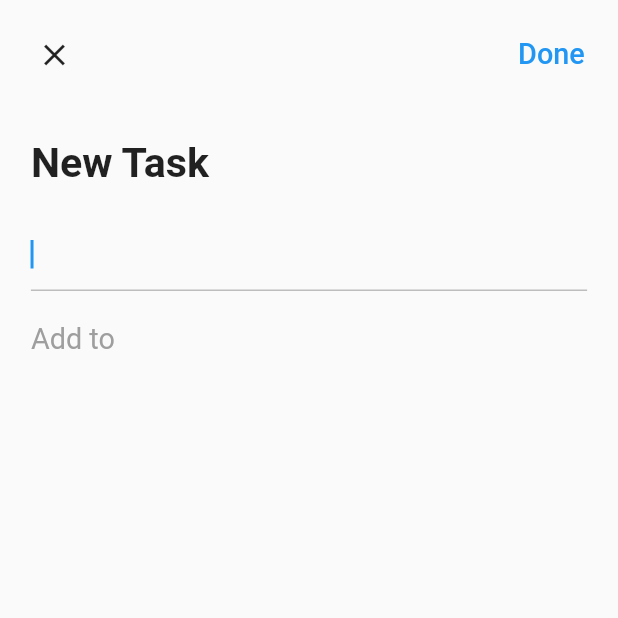
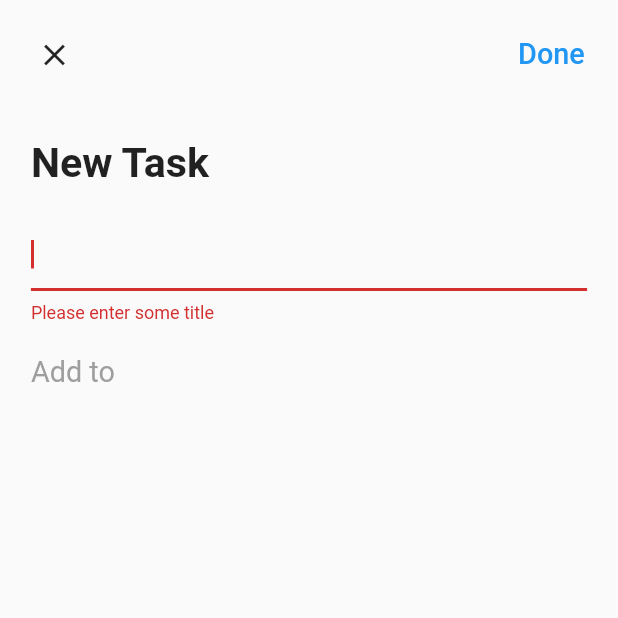
Before and after one commit to ArpitSahu01/Todo-App, a Flutter app: the AddDialog screen opened directly, after a tap on "Done", on a phone screen of 412 x 824 dp, the top half of it. Run offline on Flutter 3.47's test engine with Material 2 defaults, Android fonts, the phone set to English and light mode, and no system bars; our stand-ins replace dotted_border, equatable, flutter_easyloading, get, get_storage, step_progress_indicator; accounts and stored records are empty.

Commit message:
done with adding tasks

```diff
--- a/lib/app/modules/home/controller.dart
+++ b/lib/app/modules/home/controller.dart
@@ -52,4 +52,21 @@ class HomeController extends GetxController{
   void changeTask(Task? select) {
     task.value = select;
   }
+
+   updateTask(Task task,String title){
+    var todos = task.todos ?? [];
+    if(containTodo(todos,title)){
+      return false;
+    }
+    var todo = {"title":title, 'done':false};
+    todos.add(todo);
+    var newTask = task.copyWith(todos: todos);
+    int oldIdx = tasks.indexOf(task);
+    tasks[oldIdx] = newTask;
+    tasks.refresh();
+    return true;
+  }
+  bool containTodo(List todos,String title){
+return todos.any((element)=>element['title'] == title);
+  }
 }
--- a/lib/app/modules/home/widgets/add_dialog.dart
+++ b/lib/app/modules/home/widgets/add_dialog.dart
@@ -1,4 +1,5 @@
 import 'package:flutter/material.dart';
+import 'package:flutter_easyloading/flutter_easyloading.dart';
 import 'package:get/get.dart';
 import 'package:to_do_list/app/core/utils/extensions.dart';
 import 'package:to_do_list/app/modules/home/controller.dart';
@@ -32,7 +33,26 @@ class AddDialog extends StatelessWidget {
                       style: ButtonStyle(
                           overlayColor:
                               MaterialStateProperty.all(Colors.transparent)),
-                      onPressed: () {},
+                      onPressed: () {
+                        if(homeCtrl.formKey.currentState!.validate()){
+                          if(homeCtrl.task.value == null){
+                            EasyLoading.showError("Please select task type");
+                          }else{
+                            var success = homeCtrl.updateTask(
+                              homeCtrl.task.value!,
+                              homeCtrl.editCtrl.text,
+                            );
+                            if(success){
+                              EasyLoading.showSuccess("Todo item add success");
+                              Get.back();
+                              homeCtrl.changeTask(null);
+                            }else{
+                              EasyLoading.showError("Todo item alreasdy exits");
+                          }
+                            homeCtrl.editCtrl.clear();
+                        }
+                      };
+                        },
                       child: Text(
                         "Done",
                         style: TextStyle(fontSize: 14.0.sp),
```
